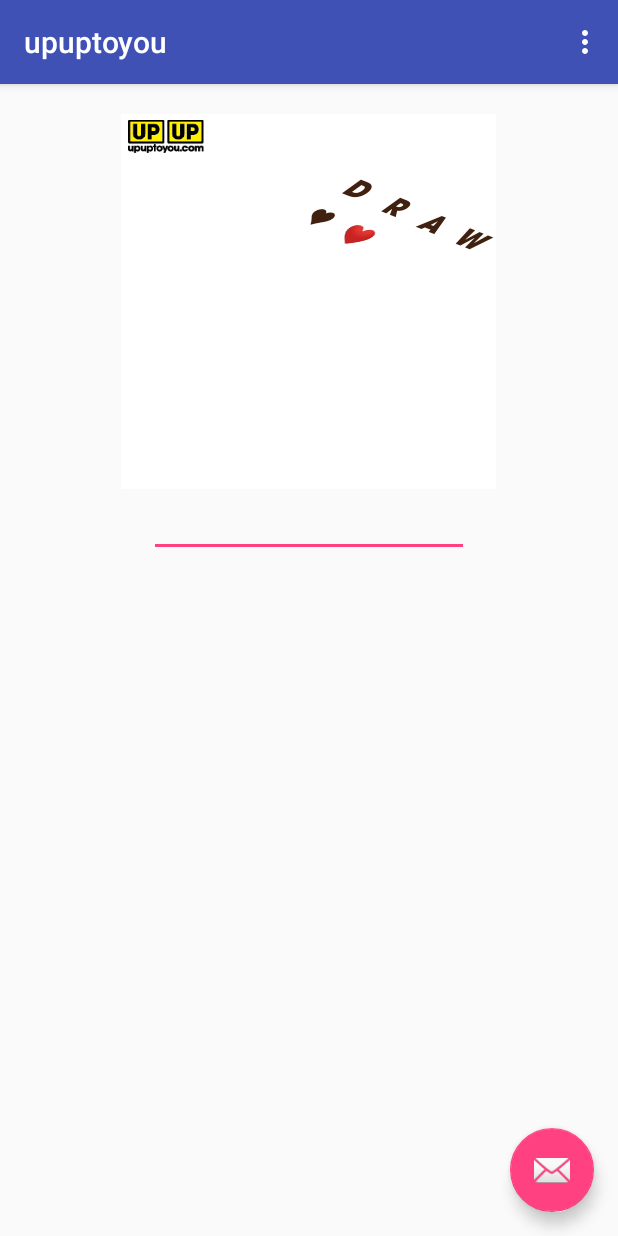
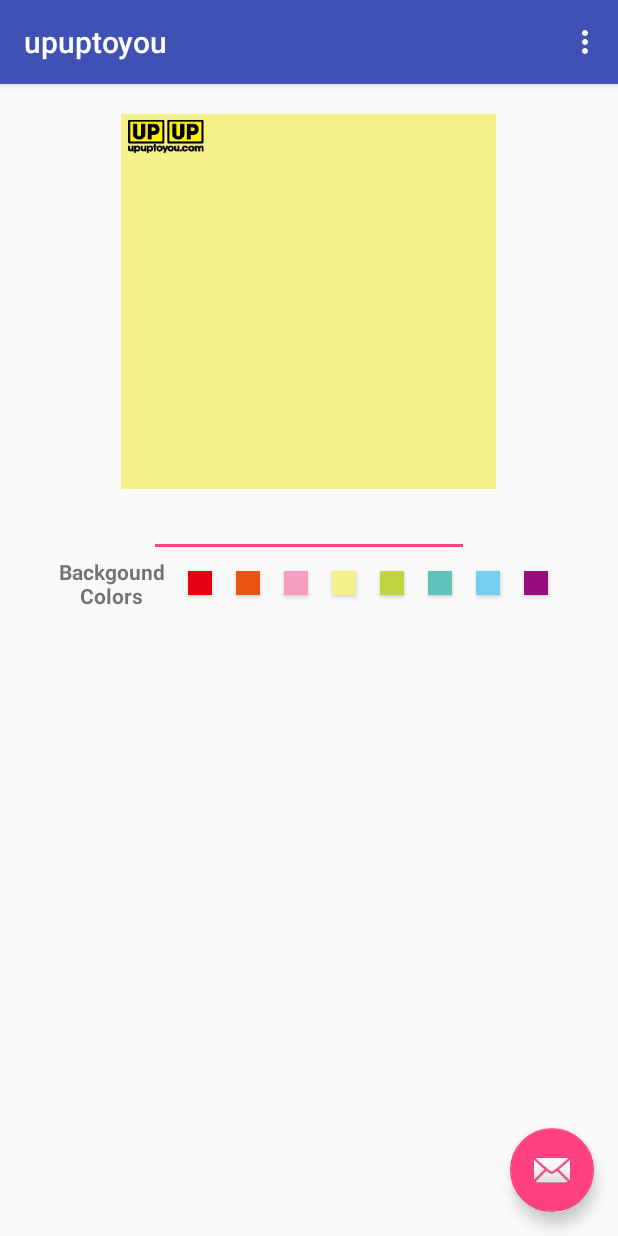
Before and after one commit to x1155665/2U2U, an Android app: the screen it shows after launch (MainActivity), in the options menu, after a tap on "Settings", on a phone screen of 412 x 824 dp. Run offline under Robolectric (Android 15) with nearby library versions, the phone set to English and light mode, and no system bars; Roboto replaces fonts that are not available here; 1 statement that could not run was skipped.

Commit message:
background colors buttons

```diff
--- a/app/src/main/java/com/zir/upuptoyou/DrawView.java
+++ b/app/src/main/java/com/zir/upuptoyou/DrawView.java
@@ -115,7 +115,7 @@ public class DrawView extends View {
                 //load image
                 //Todo: trade ram for speed by loading all bitmaps in constructor?
                 int id = 1 + (int) (Math.random() * 25);
-                Log.d("Drawpeople","id:"+Integer.toString(id));
+                //Log.d("Drawpeople","id:"+Integer.toString(id));
                 int resId;
                 if(id<10)
                     resId= getResId("p40"+Integer.toString(id), R.drawable.class);
@@ -126,7 +126,7 @@ public class DrawView extends View {
                 //set location
                 x_people += PeopleGapX;
                 y_people += PeopleGapY;
-                Log.d("drawpeople","image "+Integer.toString(i)+" : x"+ Integer.toString(x_people)+ " / y " + Integer.toString(y_people));
+                //Log.d("drawpeople","image "+Integer.toString(i)+" : x"+ Integer.toString(x_people)+ " / y " + Integer.toString(y_people));
                 person_dst = new Rect((int) (x_people * r_x), (int) (y_people * r_y), (int) ((x_people + PeopleWidth) * r_x), (int) ((y_people + PeopleHeight) * r_y));
                 canvas.drawBitmap(person, null, person_dst, null);
             } else {
@@ -136,7 +136,7 @@ public class DrawView extends View {
             }
 
         //write words
-        Log.d("drawpeople","Matrix: "+ matrix_text.toShortString()) ;
+        //Log.d("drawpeople","Matrix: "+ matrix_text.toShortString()) ;
         canvas.setMatrix(matrix_text);
         canvas.rotate(-3);
         float x_text = TextStartX;
@@ -155,12 +155,12 @@ public class DrawView extends View {
                 if ((int) c < 128) {
                     paint_text.setTextSize(FontSizeEn * r_x);
                     paint_text.setTypeface(fontEn);
-                    Log.d("drawText",c+"'s Size"+ String.valueOf(paint_text.getTextSize()));
+                    //Log.d("drawText",c+"'s Size"+ String.valueOf(paint_text.getTextSize()));
                 }
                 else {
                     paint_text.setTextSize(FontSizeZh * r_x);
                     paint_text.setTypeface(Typeface.DEFAULT_BOLD);
-                    Log.d("drawText", c + "'s Size" + String.valueOf(paint_text.getTextSize()));
+                    //Log.d("drawText", c + "'s Size" + String.valueOf(paint_text.getTextSize()));
                 }
 
 /*                switch (words.charAt(i)){             //unused since ❤ and ♥ have colors in Android
--- a/app/src/main/java/com/zir/upuptoyou/MainActivity.java
+++ b/app/src/main/java/com/zir/upuptoyou/MainActivity.java
@@ -10,12 +10,23 @@ import android.text.TextWatcher;
 import android.view.View;
 import android.view.Menu;
 import android.view.MenuItem;
+import android.widget.Button;
 import android.widget.EditText;
 
 public class MainActivity extends AppCompatActivity {
 
     protected DrawView drawView;
     protected EditText editText;
+    protected Button color1_btn;
+    protected Button color2_btn;
+    protected Button color3_btn;
+    protected Button color4_btn;
+    protected Button color5_btn;
+    protected Button color6_btn;
+    protected Button color7_btn;
+    protected Button color8_btn;
+
+
     @Override
     protected void onCreate(Bundle savedInstanceState) {
         super.onCreate(savedInstanceState);
@@ -23,7 +34,20 @@ public class MainActivity extends AppCompatActivity {
         Toolbar toolbar = (Toolbar) findViewById(R.id.toolbar);
         drawView = (DrawView) findViewById(R.id.drawView);
         editText = (EditText) findViewById(R.id.editText);
+        color1_btn = (Button) findViewById(R.id.color1_btn);
+        color2_btn = (Button) findViewById(R.id.color2_btn);
+        color3_btn = (Button) findViewById(R.id.color3_btn);
+        color4_btn = (Button) findViewById(R.id.color4_btn);
+        color5_btn = (Button) findViewById(R.id.color5_btn);
+        color6_btn = (Button) findViewById(R.id.color6_btn);
+        color7_btn = (Button) findViewById(R.id.color7_btn);
+        color8_btn = (Button) findViewById(R.id.color8_btn);
+
+
         setSupportActionBar(toolbar);
+
+        //Todo: dynamically change button size
+
 
         FloatingActionButton fab = (FloatingActionButton) findViewById(R.id.fab);
         fab.setOnClickListener(new View.OnClickListener() {
@@ -33,7 +57,7 @@ public class MainActivity extends AppCompatActivity {
                         .setAction("Action", null).show();*/
 
                 drawView.drawPeople("draw!\n♥❤");
-                //drawView.setBackgroundColor(0xFFc1d540);
+                drawView.setBackgroundColor(0xFFc1d540);
             }
         });
 
@@ -48,6 +72,55 @@ public class MainActivity extends AppCompatActivity {
 
             @Override
             public void afterTextChanged(Editable editable) {}
+        });
+
+        color1_btn.setOnClickListener(new View.OnClickListener() {
+            @Override
+            public void onClick(View view) {
+                drawView.setBackgroundResource(R.color.color1);
+            }
+        });
+        color2_btn.setOnClickListener(new View.OnClickListener() {
+            @Override
+            public void onClick(View view) {
+                drawView.setBackgroundResource(R.color.color2);
+            }
+        });
+        color3_btn.setOnClickListener(new View.OnClickListener() {
+            @Override
+            public void onClick(View view) {
+                drawView.setBackgroundResource(R.color.color3);
+            }
+        });
+        color4_btn.setOnClickListener(new View.OnClickListener() {
+            @Override
+            public void onClick(View view) {
+                drawView.setBackgroundResource(R.color.color4);
+            }
+        });
+        color5_btn.setOnClickListener(new View.OnClickListener() {
+            @Override
+            public void onClick(View view) {
+                drawView.setBackgroundResource(R.color.color5);
+            }
+        });
+        color6_btn.setOnClickListener(new View.OnClickListener() {
+            @Override
+            public void onClick(View view) {
+                drawView.setBackgroundResource(R.color.color6);
+            }
+        });
+        color7_btn.setOnClickListener(new View.OnClickListener() {
+            @Override
+            public void onClick(View view) {
+                drawView.setBackgroundResource(R.color.color7);
+            }
+        });
+        color8_btn.setOnClickListener(new View.OnClickListener() {
+            @Override
+            public void onClick(View view) {
+                drawView.setBackgroundResource(R.color.color8);
+            }
         });
 
     }
--- a/app/src/main/res/layout/content_main.xml
+++ b/app/src/main/res/layout/content_main.xml
@@ -6,11 +6,11 @@
     android:layout_height="match_parent"
     android:background="?android:attr/detailsElementBackground"
     android:baselineAligned="false"
-    android:orientation="vertical"
     android:weightSum="1"
     app:layout_behavior="@string/appbar_scrolling_view_behavior"
     tools:context="com.zir.upuptoyou.MainActivity"
-    tools:showIn="@layout/activity_main">
+    tools:showIn="@layout/activity_main"
+    android:orientation="vertical">
 
     <com.zir.upuptoyou.DrawView
         android:id="@+id/drawView"
@@ -28,5 +28,84 @@
         android:ems="10"
         android:inputType="textMultiLine"
         android:visibility="visible" />
+    <LinearLayout
+        android:layout_width="wrap_content"
+        android:layout_height="wrap_content"
+        android:layout_gravity="center"
+        android:orientation="horizontal"
+        android:weightSum="1">
+
+        <TextView
+            android:id="@+id/textView"
+            android:layout_width="wrap_content"
+            android:layout_height="wrap_content"
+            android:layout_marginRight="8dp"
+            android:text="@string/BackgroundColor"
+            android:textAlignment="center"
+            android:gravity="center"
+            android:layout_gravity="center"
+            android:textSize="14sp"
+            android:textStyle="bold"/>
+
+        <Button
+            android:id="@+id/color1_btn"
+            android:layout_margin="8dp"
+            android:layout_gravity="center"
+            android:gravity="center"
+            android:layout_height="16dp"
+            android:layout_width="16dp"
+            android:background="@color/color1"/>
+        <Button
+            android:id="@+id/color2_btn"
+            android:layout_margin="8dp"
+            android:layout_gravity="center"
+            android:layout_height="16dp"
+            android:layout_width="16dp"
+            android:background="@color/color2"/>
+        <Button
+            android:id="@+id/color3_btn"
+            android:layout_margin="8dp"
+            android:layout_gravity="center"
+            android:layout_height="16dp"
+            android:layout_width="16dp"
+            android:background="@color/color3"/>
+        <Button
+            android:id="@+id/color4_btn"
+            android:layout_margin="8dp"
+            android:layout_gravity="center"
+            android:layout_height="16dp"
+            android:layout_width="16dp"
+            android:background="@color/color4"/>
+        <Button
+            android:id="@+id/color5_btn"
+            android:layout_margin="8dp"
+            android:layout_gravity="center"
+            android:layout_height="16dp"
+            android:layout_width="16dp"
+            android:background="@color/color5"/>
+        <Button
+            android:id="@+id/color6_btn"
+            android:layout_margin="8dp"
+            android:layout_gravity="center"
+            android:layout_height="16dp"
+            android:layout_width="16dp"
+            android:background="@color/color6"/>
+        <Button
+            android:id="@+id/color7_btn"
+            android:layout_margin="8dp"
+            android:layout_gravity="center"
+            android:layout_height="16dp"
+            android:layout_width="16dp"
+            android:background="@color/color7"/>
+        <Button
+            android:id="@+id/color8_btn"
+            android:layout_margin="8dp"
+            android:layout_gravity="center"
+            android:layout_height="16dp"
+            android:layout_width="16dp"
+            android:background="@color/color8"/>
+
+
+    </LinearLayout>
 
 </LinearLayout>
--- a/app/src/main/res/values/colors.xml
+++ b/app/src/main/res/values/colors.xml
@@ -3,4 +3,12 @@
     <color name="colorPrimary">#3F51B5</color>
     <color name="colorPrimaryDark">#303F9F</color>
     <color name="colorAccent">#FF4081</color>
+    <color name="color1">#e50012</color>
+    <color name="color2">#EA5415</color>
+    <color name="color3">#f49ec0</color>
+    <color name="color4">#f6f08b</color>
+    <color name="color5">#c1d540</color>
+    <color name="color6">#60c3ba</color>
+    <color name="color7">#77cff0</color>
+    <color name="color8">#980c7e</color>
 </resources>
--- a/app/src/main/res/values/strings.xml
+++ b/app/src/main/res/values/strings.xml
@@ -1,4 +1,5 @@
 <resources>
     <string name="app_name">upuptoyou</string>
     <string name="action_settings">Settings</string>
+    <string name="BackgroundColor">Backgound\nColors</string>
 </resources>
```
Also changed, not shown: 1 other file.
